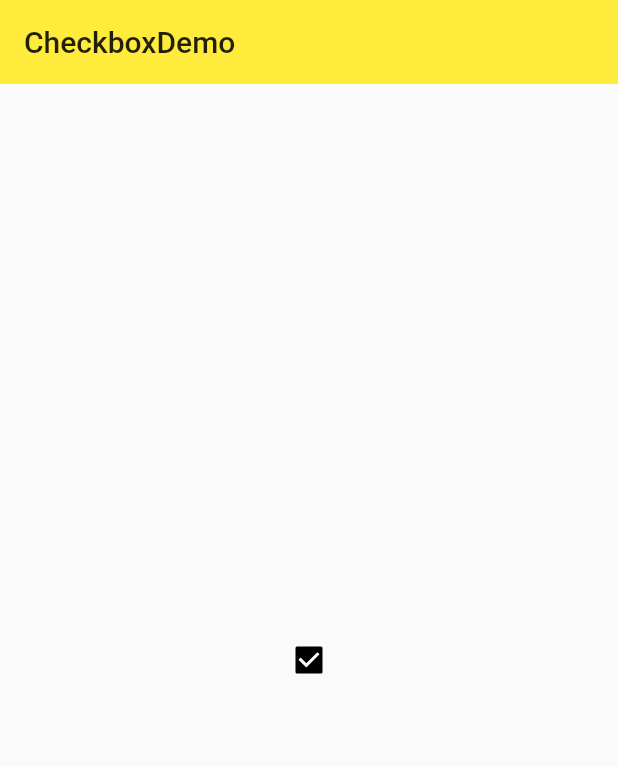
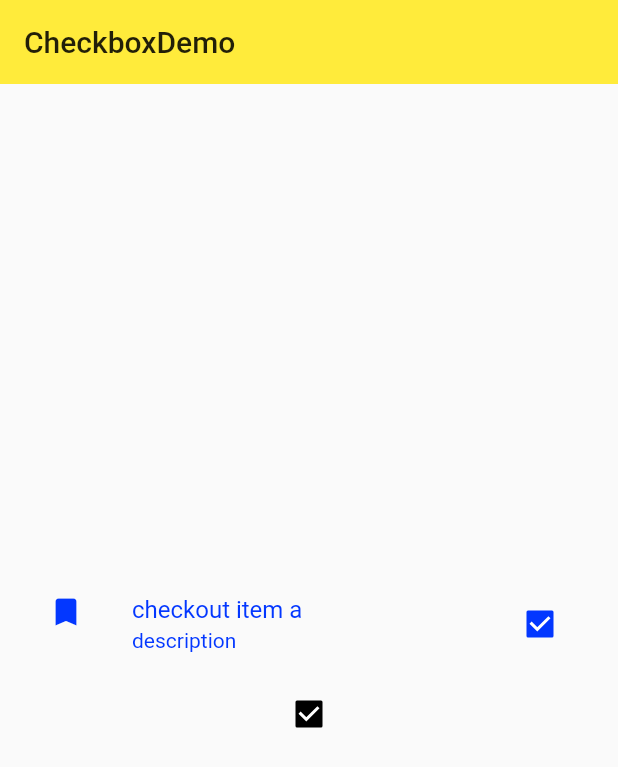
Before and after one commit to shiquan18/aiyi_flutter_demo, a Flutter app: the CheckboxDemo screen opened directly, on a phone screen of 412 x 824 dp. Shown: the top 767 px of the screen. Run offline on Flutter 3.47's test engine with Material 2 defaults, Android fonts, the phone set to English and light mode, and no system bars.

Commit message:
checkboxlisttile

```diff
--- a/lib/demo/checkbox_demo.dart
+++ b/lib/demo/checkbox_demo.dart
@@ -20,6 +20,18 @@ class _CheckboxDemoState extends State<CheckboxDemo> {
           child: Column(
             mainAxisAlignment: MainAxisAlignment.center,
             children: <Widget>[
+              CheckboxListTile(
+                value: _checkboxItemA,
+                onChanged: (value) {
+                  setState(() {
+                    _checkboxItemA = value;
+                  });
+                },
+                title: Text('checkout item a'),
+                subtitle: Text('description'),
+                secondary: Icon(Icons.bookmark),
+                selected: _checkboxItemA,
+              ),
               Row(
                 mainAxisAlignment: MainAxisAlignment.center,
                 children: <Widget>[
```
